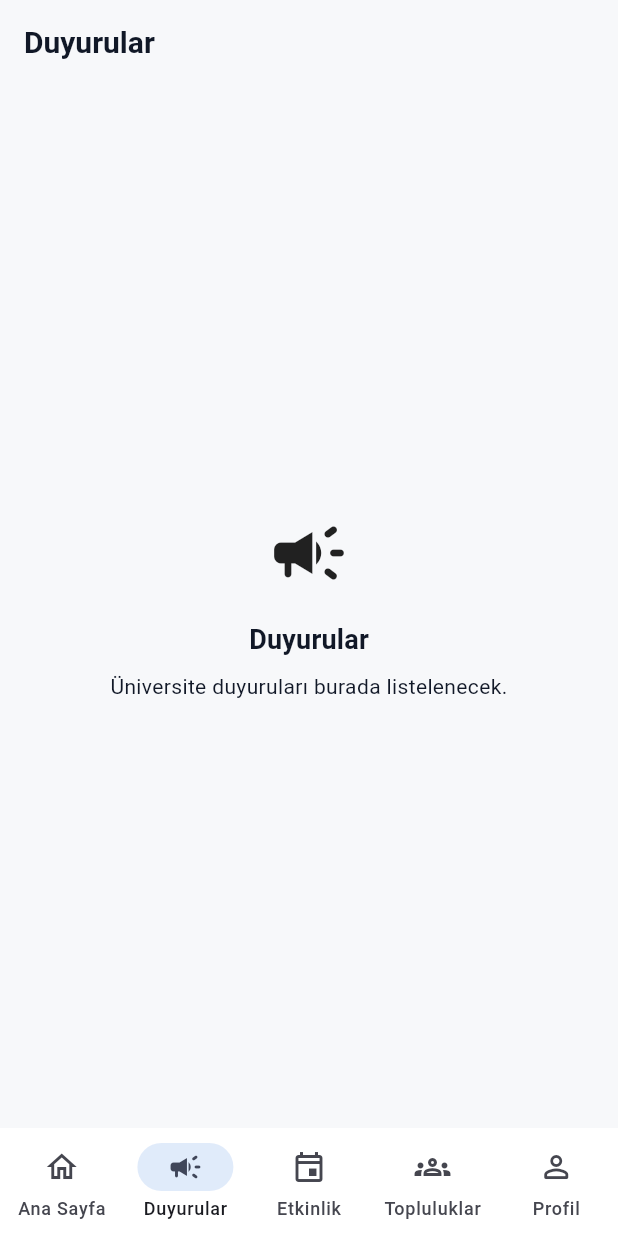
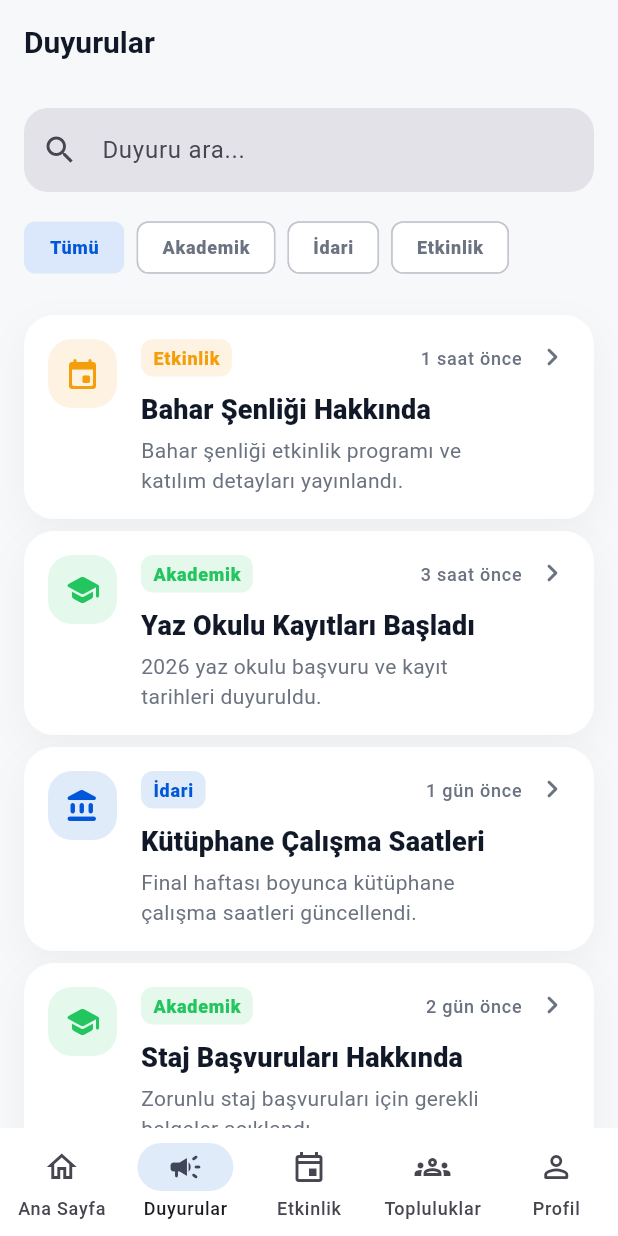
Before and after one commit to oktayagdag/meu-mobile, a Flutter app: the screen it shows after launch, after a tap on "Geç", after a tap on "Duyuru", on a phone screen of 412 x 824 dp. Run offline on Flutter 3.47's test engine with Material 3 defaults, Android fonts, the phone set to English and light mode, and no system bars; our stand-ins replace flutter_riverpod, gap, go_router, shared_preferences.

Commit message:
feat(announcements): add announcements list screen

```diff
--- a/lib/app/router/app_router.dart
+++ b/lib/app/router/app_router.dart
@@ -8,6 +8,7 @@ import 'package:meu_mobile/features/onboarding/presentation/pages/onboarding_pag
 import 'package:meu_mobile/features/ring/presentation/pages/ring_page.dart';
 import 'package:meu_mobile/features/splash/presentation/pages/splash_page.dart';
 import 'package:meu_mobile/shared/widgets/states/feature_placeholder_page.dart';
+import 'package:meu_mobile/features/announcements/presentation/pages/announcements_page.dart';
 
 final class AppRouter {
   const AppRouter._();
@@ -63,8 +64,7 @@ final class AppRouter {
                   GoRoute(
                     path: 'calendar',
                     name: 'calendar',
-                    builder: (context, state) =>
-                        const FeaturePlaceholderPage(
+                    builder: (context, state) => const FeaturePlaceholderPage(
                       title: 'Akademik Takvim',
                       description: 'Akademik takvim modülü yakında eklenecek.',
                       icon: Icons.calendar_month_rounded,
@@ -81,11 +81,7 @@ final class AppRouter {
               GoRoute(
                 path: '/announcements',
                 name: 'announcements',
-                builder: (context, state) => const FeaturePlaceholderPage(
-                  title: 'Duyurular',
-                  description: 'Üniversite duyuruları burada listelenecek.',
-                  icon: Icons.campaign_rounded,
-                ),
+                builder: (context, state) => const AnnouncementsPage(),
               ),
             ],
           ),
--- /dev/null
+++ b/lib/features/announcements/application/providers/announcements_mock_provider.dart
@@ -0,0 +1,81 @@
+import 'package:flutter_riverpod/flutter_riverpod.dart';
+import 'package:meu_mobile/features/announcements/domain/entities/announcement_list_item_entity.dart';
+
+final announcementsProvider = Provider<List<AnnouncementListItemEntity>>((ref) {
+  return const [
+    AnnouncementListItemEntity(
+      title: 'Bahar Şenliği Hakkında',
+      description: 'Bahar şenliği etkinlik programı ve katılım detayları yayınlandı.',
+      category: AnnouncementCategory.event,
+      timeAgo: '1 saat önce',
+    ),
+    AnnouncementListItemEntity(
+      title: 'Yaz Okulu Kayıtları Başladı',
+      description: '2026 yaz okulu başvuru ve kayıt tarihleri duyuruldu.',
+      category: AnnouncementCategory.academic,
+      timeAgo: '3 saat önce',
+    ),
+    AnnouncementListItemEntity(
+      title: 'Kütüphane Çalışma Saatleri',
+      description: 'Final haftası boyunca kütüphane çalışma saatleri güncellendi.',
+      category: AnnouncementCategory.administrative,
+      timeAgo: '1 gün önce',
+    ),
+    AnnouncementListItemEntity(
+      title: 'Staj Başvuruları Hakkında',
+      description: 'Zorunlu staj başvuruları için gerekli belgeler açıklandı.',
+      category: AnnouncementCategory.academic,
+      timeAgo: '2 gün önce',
+    ),
+  ];
+});
+
+final selectedAnnouncementCategoryProvider =
+    NotifierProvider<SelectedAnnouncementCategoryNotifier, AnnouncementCategory>(
+  SelectedAnnouncementCategoryNotifier.new,
+);
+
+class SelectedAnnouncementCategoryNotifier extends Notifier<AnnouncementCategory> {
+  @override
+  AnnouncementCategory build() {
+    return AnnouncementCategory.all;
+  }
+
+  void select(AnnouncementCategory category) {
+    state = category;
+  }
+}
+
+final announcementSearchQueryProvider =
+    NotifierProvider<AnnouncementSearchQueryNotifier, String>(
+  AnnouncementSearchQueryNotifier.new,
+);
+
+class AnnouncementSearchQueryNotifier extends Notifier<String> {
+  @override
+  String build() {
+    return '';
+  }
+
+  void update(String value) {
+    state = value;
+  }
+}
+
+final filteredAnnouncementsProvider =
+    Provider<List<AnnouncementListItemEntity>>((ref) {
+  final announcements = ref.watch(announcementsProvider);
+  final selectedCategory = ref.watch(selectedAnnouncementCategoryProvider);
+  final query = ref.watch(announcementSearchQueryProvider).trim().toLowerCase();
+
+  return announcements.where((announcement) {
+    final matchesCategory = selectedCategory == AnnouncementCategory.all ||
+        announcement.category == selectedCategory;
+
+    final matchesQuery = query.isEmpty ||
+        announcement.title.toLowerCase().contains(query) ||
+        announcement.description.toLowerCase().contains(query);
+
+    return matchesCategory && matchesQuery;
+  }).toList();
+});
--- /dev/null
+++ b/lib/features/announcements/domain/entities/announcement_list_item_entity.dart
@@ -0,0 +1,35 @@
+enum AnnouncementCategory {
+  all,
+  academic,
+  administrative,
+  event,
+}
+
+extension AnnouncementCategoryX on AnnouncementCategory {
+  String get label {
+    switch (this) {
+      case AnnouncementCategory.all:
+        return 'Tümü';
+      case AnnouncementCategory.academic:
+        return 'Akademik';
+      case AnnouncementCategory.administrative:
+        return 'İdari';
+      case AnnouncementCategory.event:
+        return 'Etkinlik';
+    }
+  }
+}
+
+class AnnouncementListItemEntity {
+  const AnnouncementListItemEntity({
+    required this.title,
+    required this.description,
+    required this.category,
+    required this.timeAgo,
+  });
+
+  final String title;
+  final String description;
+  final AnnouncementCategory category;
+  final String timeAgo;
+}
--- /dev/null
+++ b/lib/features/announcements/presentation/pages/announcements_page.dart
@@ -0,0 +1,75 @@
+import 'package:flutter/material.dart';
+import 'package:flutter_riverpod/flutter_riverpod.dart';
+import 'package:gap/gap.dart';
+import 'package:meu_mobile/app/theme/app_spacing.dart';
+import 'package:meu_mobile/features/announcements/application/providers/announcements_mock_provider.dart';
+import 'package:meu_mobile/features/announcements/presentation/widgets/announcement_filter_chips.dart';
+import 'package:meu_mobile/features/announcements/presentation/widgets/announcement_list_card.dart';
+import 'package:meu_mobile/shared/widgets/inputs/app_search_field.dart';
+import 'package:meu_mobile/shared/widgets/states/empty_state.dart';
+
+class AnnouncementsPage extends ConsumerWidget {
+  const AnnouncementsPage({super.key});
+
+  @override
+  Widget build(BuildContext context, WidgetRef ref) {
+    final selectedCategory = ref.watch(selectedAnnouncementCategoryProvider);
+    final announcements = ref.watch(filteredAnnouncementsProvider);
+
+    return Scaffold(
+      appBar: AppBar(
+        title: const Text('Duyurular'),
+      ),
+      body: SingleChildScrollView(
+        padding: const EdgeInsets.fromLTRB(
+          AppSpacing.md,
+          AppSpacing.md,
+          AppSpacing.md,
+          AppSpacing.xl,
+        ),
+        child: Column(
+          crossAxisAlignment: CrossAxisAlignment.start,
+          children: [
+            AppSearchField(
+              hintText: 'Duyuru ara...',
+              onChanged: (value) {
+                ref.read(announcementSearchQueryProvider.notifier).update(value);
+              },
+            ),
+            const Gap(AppSpacing.md),
+            AnnouncementFilterChips(
+              selectedCategory: selectedCategory,
+              onSelected: (category) {
+                ref
+                    .read(selectedAnnouncementCategoryProvider.notifier)
+                    .select(category);
+              },
+            ),
+            const Gap(AppSpacing.lg),
+            if (announcements.isEmpty)
+              const EmptyState(
+                title: 'Duyuru bulunamadı',
+                description: 'Aramana veya filtre seçimine uygun duyuru yok.',
+                icon: Icons.campaign_outlined,
+              )
+            else
+              Column(
+                children: List.generate(announcements.length, (index) {
+                  return Column(
+                    children: [
+                      AnnouncementListCard(
+                        announcement: announcements[index],
+                        onTap: () {},
+                      ),
+                      if (index != announcements.length - 1)
+                        const Gap(AppSpacing.sm),
+                    ],
+                  );
+                }),
+              ),
+          ],
+        ),
+      ),
+    );
+  }
+}
--- /dev/null
+++ b/lib/features/announcements/presentation/widgets/announcement_filter_chips.dart
@@ -0,0 +1,47 @@
+import 'package:flutter/material.dart';
+import 'package:meu_mobile/app/theme/app_colors.dart';
+import 'package:meu_mobile/app/theme/app_spacing.dart';
+import 'package:meu_mobile/features/announcements/domain/entities/announcement_list_item_entity.dart';
+
+class AnnouncementFilterChips extends StatelessWidget {
+  const AnnouncementFilterChips({
+    required this.selectedCategory,
+    required this.onSelected,
+    super.key,
+  });
+
+  final AnnouncementCategory selectedCategory;
+  final ValueChanged<AnnouncementCategory> onSelected;
+
+  @override
+  Widget build(BuildContext context) {
+    const categories = AnnouncementCategory.values;
+
+    return SizedBox(
+      height: 42,
+      child: ListView.separated(
+        scrollDirection: Axis.horizontal,
+        itemCount: categories.length,
+        separatorBuilder: (context, index) => const SizedBox(
+          width: AppSpacing.sm,
+        ),
+        itemBuilder: (context, index) {
+          final category = categories[index];
+          final isSelected = selectedCategory == category;
+
+          return ChoiceChip(
+            selected: isSelected,
+            showCheckmark: false,
+            selectedColor: AppColors.primary.withValues(alpha: 0.14),
+            label: Text(category.label),
+            labelStyle: Theme.of(context).textTheme.labelSmall?.copyWith(
+                  color: isSelected ? AppColors.primary : AppColors.textSecondary,
+                  fontWeight: FontWeight.w800,
+                ),
+            onSelected: (_) => onSelected(category),
+          );
+        },
+      ),
+    );
+  }
+}
--- /dev/null
+++ b/lib/features/announcements/presentation/widgets/announcement_list_card.dart
@@ -0,0 +1,114 @@
+import 'package:flutter/material.dart';
+import 'package:gap/gap.dart';
+import 'package:meu_mobile/app/theme/app_colors.dart';
+import 'package:meu_mobile/app/theme/app_spacing.dart';
+import 'package:meu_mobile/features/announcements/domain/entities/announcement_list_item_entity.dart';
+import 'package:meu_mobile/shared/widgets/badges/status_badge.dart';
+import 'package:meu_mobile/shared/widgets/cards/app_card.dart';
+import 'package:meu_mobile/shared/widgets/icons/app_icon_container.dart';
+
+class AnnouncementListCard extends StatelessWidget {
+  const AnnouncementListCard({
+    required this.announcement,
+    super.key,
+    this.onTap,
+  });
+
+  final AnnouncementListItemEntity announcement;
+  final VoidCallback? onTap;
+
+  @override
+  Widget build(BuildContext context) {
+    final categoryColor = _categoryColor(announcement.category);
+    final textTheme = Theme.of(context).textTheme;
+
+    return AppCard(
+      onTap: onTap,
+      child: Row(
+        crossAxisAlignment: CrossAxisAlignment.start,
+        children: [
+          AppIconContainer(
+            icon: _categoryIcon(announcement.category),
+            iconColor: categoryColor,
+            backgroundColor: categoryColor.withValues(alpha: 0.12),
+            size: 46,
+            iconSize: 24,
+          ),
+          const Gap(AppSpacing.md),
+          Expanded(
+            child: Column(
+              crossAxisAlignment: CrossAxisAlignment.start,
+              children: [
+                Row(
+                  children: [
+                    StatusBadge(
+                      text: announcement.category.label,
+                      foregroundColor: categoryColor,
+                      backgroundColor: categoryColor.withValues(alpha: 0.12),
+                    ),
+                    const Spacer(),
+                    Text(
+                      announcement.timeAgo,
+                      style: textTheme.labelSmall?.copyWith(
+                        color: AppColors.textSecondary,
+                      ),
+                    ),
+                  ],
+                ),
+                const Gap(AppSpacing.sm),
+                Text(
+                  announcement.title,
+                  maxLines: 2,
+                  overflow: TextOverflow.ellipsis,
+                  style: textTheme.titleMedium?.copyWith(
+                    fontWeight: FontWeight.w800,
+                  ),
+                ),
+                const Gap(AppSpacing.xs),
+                Text(
+                  announcement.description,
+                  maxLines: 2,
+                  overflow: TextOverflow.ellipsis,
+                  style: textTheme.bodyMedium?.copyWith(
+                    color: AppColors.textSecondary,
+                  ),
+                ),
+              ],
+            ),
+          ),
+          const Gap(AppSpacing.sm),
+          const Icon(
+            Icons.chevron_right_rounded,
+            color: AppColors.textSecondary,
+          ),
+        ],
+      ),
+    );
+  }
+
+  IconData _categoryIcon(AnnouncementCategory category) {
+    switch (category) {
+      case AnnouncementCategory.all:
+        return Icons.campaign_rounded;
+      case AnnouncementCategory.academic:
+        return Icons.school_rounded;
+      case AnnouncementCategory.administrative:
+        return Icons.account_balance_rounded;
+      case AnnouncementCategory.event:
+        return Icons.event_rounded;
+    }
+  }
+
+  Color _categoryColor(AnnouncementCategory category) {
+    switch (category) {
+      case AnnouncementCategory.all:
+        return AppColors.primary;
+      case AnnouncementCategory.academic:
+        return AppColors.success;
+      case AnnouncementCategory.administrative:
+        return AppColors.primary;
+      case AnnouncementCategory.event:
+        return AppColors.warning;
+    }
+  }
+}
```
Also changed, not shown: lib/features/announcements/presentation/pages/widgets/announcement_list_card.dart (added, +114 -0 lines).
